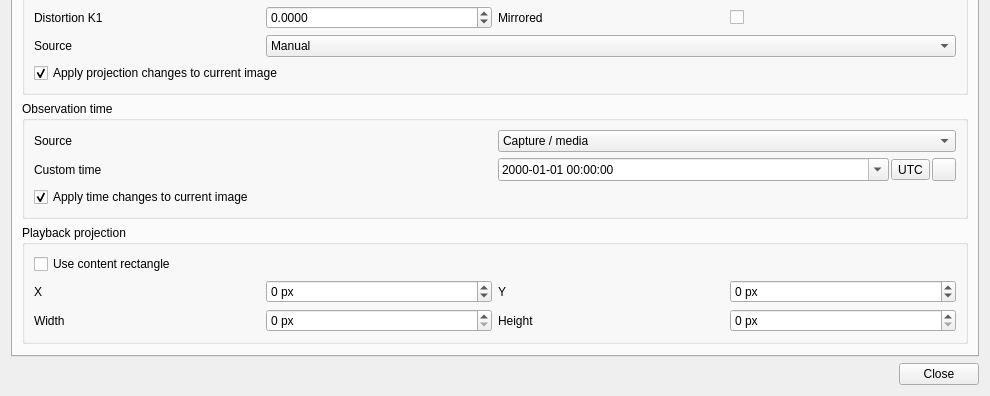
First picture: the form in plugins/feature/camera/camerasettingsdialog.ui, repository srcejon/sdrangel, before the edit; both pictures show x 0 to 990 and y 662 to 1058 of the 990 by 1058 pixel window.
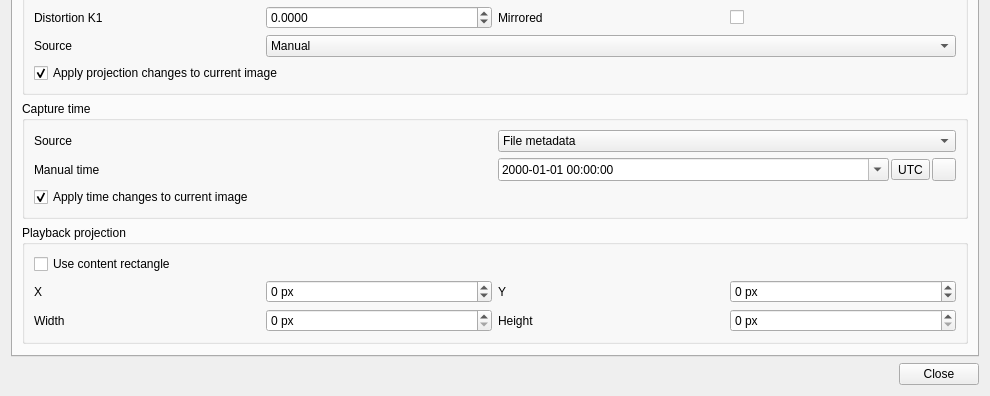
Second picture: the form after the edit. The open tabs and pages were chosen to show the change. Icons and pictures are not drawn. Custom widgets are drawn as their Qt base class.

Commit message: Use capture time for camera overlays

```diff
--- a/plugins/feature/camera/camerasettingsdialog.ui
+++ b/plugins/feature/camera/camerasettingsdialog.ui
@@ -8782,7 +8782,7 @@
          <property name="toolTip">
           <string>Observation date and time used for sky projection, cloud calculations, and plate solving.</string>
          </property>
-         <property name="title"><string>Observation time</string></property>
+         <property name="title"><string>Capture time</string></property>
          <layout class="QGridLayout" name="observationTimeLayout">
           <item row="0" column="0">
            <widget class="QLabel" name="plateSolveDateTimeModeLabel">
@@ -8794,14 +8794,14 @@
             <property name="toolTip">
              <string>Use the frame capture/media time, the current clock, or a custom observation time.</string>
             </property>
-            <item><property name="text"><string>Capture / media</string></property></item>
+            <item><property name="text"><string>File metadata</string></property></item>
             <item><property name="text"><string>Current time</string></property></item>
             <item><property name="text"><string>Custom</string></property></item>
            </widget>
           </item>
           <item row="1" column="0">
            <widget class="QLabel" name="observationCustomDateTimeLabel">
-            <property name="text"><string>Custom time</string></property>
+            <property name="text"><string>Manual time</string></property>
            </widget>
           </item>
           <item row="1" column="1">
```
Left out of the diff: 14 changed lines with no effect on the pictures. The commit also changes 5 other files.
